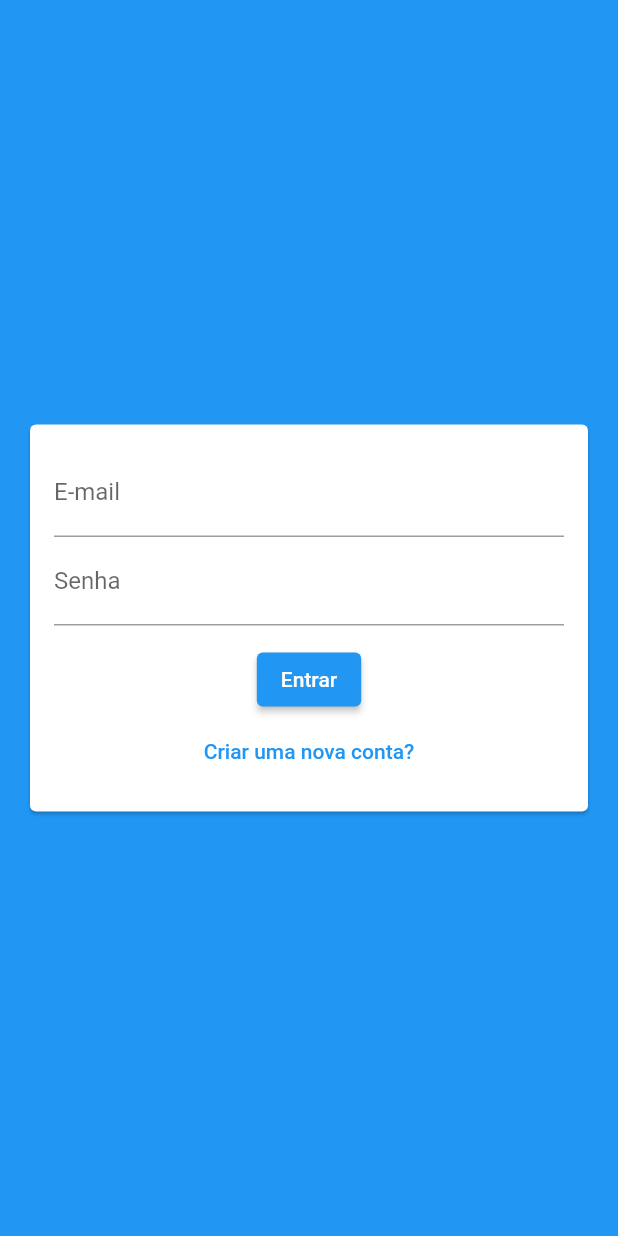
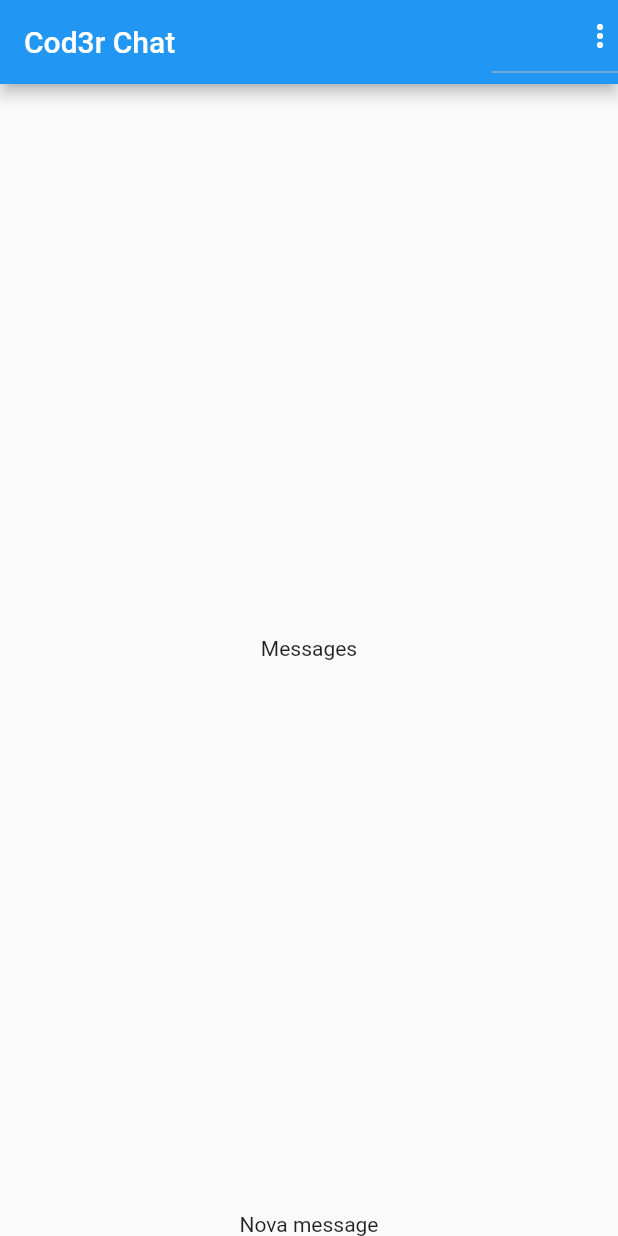
Before and after one commit to LuizRoberto18/chat_app, a Flutter app: the screen it shows after launch, on a phone screen of 412 x 824 dp. Run offline on Flutter 3.47's test engine with Material 2 defaults, Android fonts, the phone set to English and light mode, and no system bars; our stand-ins replace image_picker; accounts and stored records are empty.

Commit message:
criando chat page, adicionando construtor facotry de AuthService para AuthMockService, criando componentes messages e newMessages

```diff
--- /dev/null
+++ b/lib/components/messages.dart
@@ -0,0 +1,12 @@
+import 'package:flutter/material.dart';
+
+class Messages extends StatelessWidget {
+  const Messages({Key? key}) : super(key: key);
+
+  @override
+  Widget build(BuildContext context) {
+    return Center(
+      child: Text("Messages"),
+    );
+  }
+}
--- /dev/null
+++ b/lib/components/new_message.dart
@@ -0,0 +1,12 @@
+import 'package:flutter/material.dart';
+
+class NewMessages extends StatelessWidget {
+  const NewMessages({Key? key}) : super(key: key);
+
+  @override
+  Widget build(BuildContext context) {
+    return Center(
+      child: Text("Nova message"),
+    );
+  }
+}
--- a/lib/core/services/auth/auth_mock_service.dart
+++ b/lib/core/services/auth/auth_mock_service.dart
@@ -6,13 +6,20 @@ import 'package:chat/core/models/chat_user.dart';
 import 'package:chat/core/services/auth/auth_service.dart';
 
 class AuthMockService implements AuthService {
-  static Map<String, ChatUser> _users = {};
-
+  static Map<String, ChatUser> _users = {
+    _defaultUser.email: _defaultUser,
+  };
+  static final _defaultUser = ChatUser(
+    id: '1',
+    name: 'Teste',
+    email: "teste@cod3r.com.br",
+    imageUrl: 'assets/images/avatar.png',
+  );
   static ChatUser? _currentUser;
   static MultiStreamController<ChatUser?>? _controller;
   static final _userStream = Stream<ChatUser?>.multi((controller) {
     _controller = controller;
-    _uppdateUser(null);
+    _uppdateUser(_defaultUser);
   });
 
   @override
--- a/lib/core/services/auth/auth_service.dart
+++ b/lib/core/services/auth/auth_service.dart
@@ -1,6 +1,7 @@
 import 'dart:io';
 
 import 'package:chat/core/models/chat_user.dart';
+import 'package:chat/core/services/auth/auth_mock_service.dart';
 
 abstract class AuthService {
   ChatUser? get currentUser;
@@ -20,4 +21,8 @@ abstract class AuthService {
   );
 
   Future<void> logout();
+
+  factory AuthService() {
+    return AuthMockService();
+  }
 }
--- a/lib/pages/auth_or_app_page.dart
+++ b/lib/pages/auth_or_app_page.dart
@@ -1,4 +1,4 @@
-import 'package:chat/core/services/auth/auth_mock_service.dart';
+import 'package:chat/core/services/auth/auth_service.dart';
 import 'package:chat/pages/auth_page.dart';
 import 'package:chat/pages/chat_page.dart';
 import 'package:flutter/material.dart';
@@ -13,7 +13,7 @@ class AuthOrAppPage extends StatelessWidget {
   Widget build(BuildContext context) {
     return Scaffold(
       body: StreamBuilder<ChatUser?>(
-        stream: AuthMockService().userChanges,
+        stream: AuthService().userChanges,
         builder: (context, AsyncSnapshot snapshot) {
           if (snapshot.connectionState == ConnectionState.waiting) {
             return const LoadingPage();
--- a/lib/pages/auth_page.dart
+++ b/lib/pages/auth_page.dart
@@ -1,6 +1,6 @@
 import 'package:chat/components/auth_form.dart';
 import 'package:chat/core/models/auth_form_data.dart';
-import 'package:chat/core/services/auth/auth_mock_service.dart';
+import 'package:chat/core/services/auth/auth_service.dart';
 import 'package:flutter/material.dart';
 
 class AuthPage extends StatefulWidget {
@@ -18,11 +18,11 @@ class _AuthPageState extends State<AuthPage> {
       setState(() => _isLoading = true);
       if (formData.isLogin) {
         //login
-        await AuthMockService().login(formData.email, formData.password);
+        await AuthService().login(formData.email, formData.password);
       } else {
         //signup
         print("signup");
-        await AuthMockService().signup(
+        await AuthService().signup(
           formData.name,
           formData.email,
           formData.password,
--- a/lib/pages/chat_page.dart
+++ b/lib/pages/chat_page.dart
@@ -1,4 +1,6 @@
-import 'package:chat/core/services/auth/auth_mock_service.dart';
+import 'package:chat/components/messages.dart';
+import 'package:chat/components/new_message.dart';
+import 'package:chat/core/services/auth/auth_service.dart';
 import 'package:flutter/material.dart';
 
 class ChatPage extends StatelessWidget {
@@ -7,14 +9,43 @@ class ChatPage extends StatelessWidget {
   @override
   Widget build(BuildContext context) {
     return Scaffold(
-      body: Column(
-        mainAxisAlignment: MainAxisAlignment.center,
-        children: [
-          Text("chat page"),
-          TextButton(onPressed: (){
-            AuthMockService().logout();
-          }, child: Text("Logout"),),
+      appBar: AppBar(
+        title: const Text("Cod3r Chat"),
+        actions: [
+          DropdownButton(
+            icon: Icon(
+              Icons.more_vert,
+              color: Theme.of(context).primaryIconTheme.color,
+            ),
+            onChanged: (value) {
+              if (value == 'logout') {
+                AuthService().logout();
+              }
+            },
+            items: [
+              DropdownMenuItem(
+                value: 'logout',
+                child: Container(
+                  child: Row(
+                    children: [
+                      Icon(Icons.exit_to_app, color: Colors.black87,),
+                      SizedBox(width: 10),
+                      Text("sair"),
+                    ],
+                  ),
+                ),
+              ),
+            ],
+          ),
         ],
+      ),
+      body: SafeArea(
+        child: Column(
+          children: const [
+            Expanded(child: Messages()),
+            NewMessages(),
+          ],
+        ),
       ),
     );
   }
```
